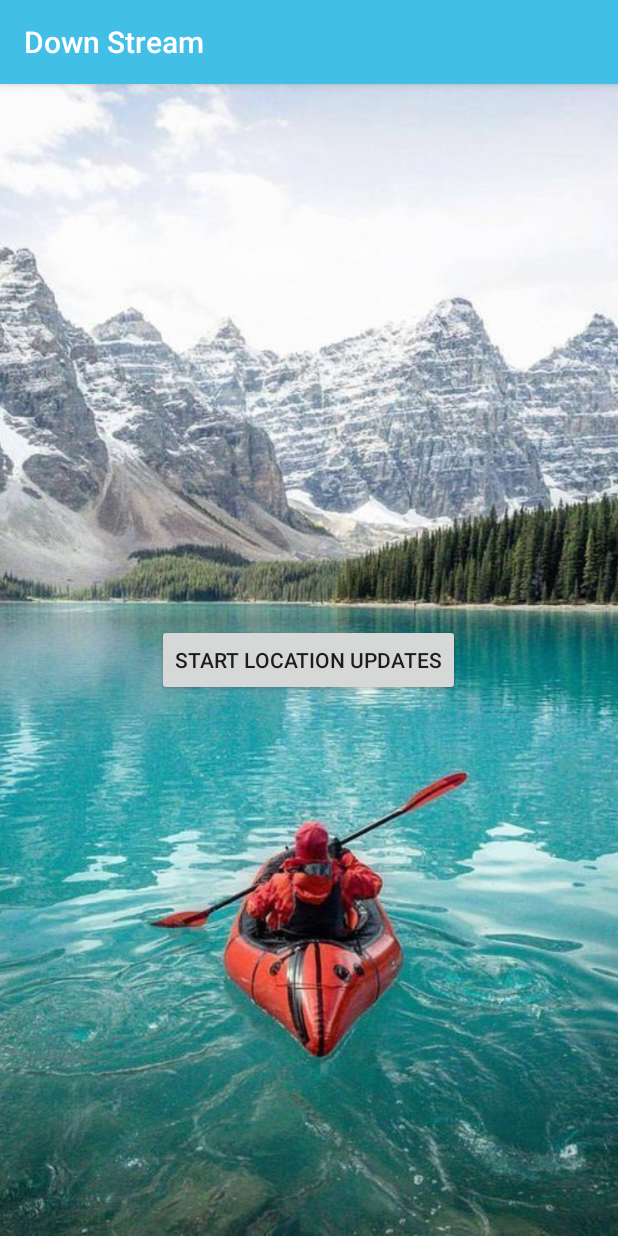
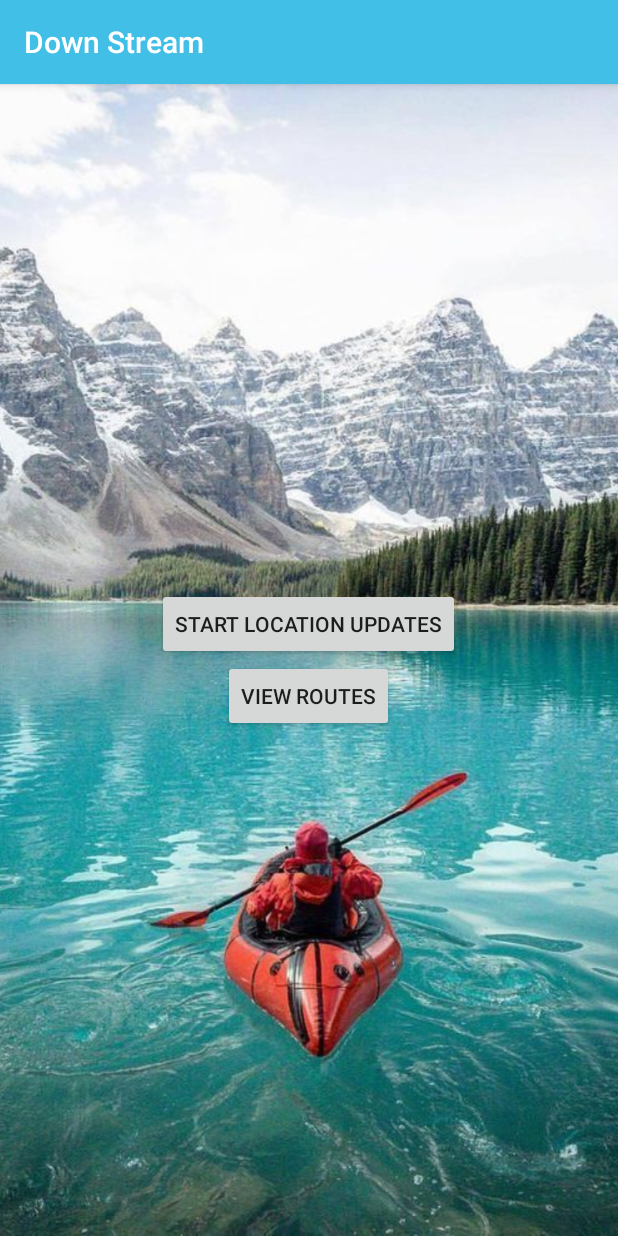
Before and after one commit to Niemeijeren/MobSys-Project, an Android app: the screen it shows after launch (MainActivity), on a phone screen of 412 x 824 dp. Run offline under Robolectric (Android 15) with nearby library versions, the phone set to English and light mode, and no system bars; our stand-ins replace Room's generated code.

Commit message:
Added a single test, can go to new activity implemented adapter

```diff
--- a/app/build.gradle
+++ b/app/build.gradle
@@ -24,6 +24,7 @@ android {
 
 dependencies {
 
+    implementation 'androidx.recyclerview:recyclerview:1.1.0'
     def room_version = "2.2.5"
 
     implementation "androidx.room:room-runtime:$room_version"
--- a/app/src/main/res/layout/activity_main.xml
+++ b/app/src/main/res/layout/activity_main.xml
@@ -1,12 +1,11 @@
 <?xml version="1.0" encoding="utf-8"?>
-
 
 
 <RelativeLayout xmlns:android="http://schemas.android.com/apk/res/android"
     xmlns:app="http://schemas.android.com/apk/res-auto"
     xmlns:tools="http://schemas.android.com/tools"
-    android:layout_width="match_parent"
-    android:layout_height="match_parent"
+    android:layout_width="wrap_content"
+    android:layout_height="wrap_content"
     android:gravity="center"
     android:orientation="vertical"
     tools:context=".MainActivity">
@@ -16,31 +15,35 @@
         android:layout_width="fill_parent"
         android:layout_height="fill_parent"
         android:scaleType="centerCrop"
-        tools:ignore="ContentDescription"
-        app:srcCompat="@drawable/background" />
+        app:srcCompat="@drawable/background"
+        tools:ignore="ContentDescription" />
 
-    <LinearLayout xmlns:android="http://schemas.android.com/apk/res/android"
-        xmlns:app="http://schemas.android.com/apk/res-auto"
-        xmlns:tools="http://schemas.android.com/tools"
+    <LinearLayout
         android:layout_width="match_parent"
         android:layout_height="match_parent"
         android:gravity="center"
-        android:translationZ="90dp"
-        android:orientation="vertical">
+        android:orientation="vertical"
+        android:translationZ="90dp">
 
         <Button
             android:id="@+id/btnStart"
             android:layout_width="wrap_content"
             android:layout_height="wrap_content"
             android:text="@string/start_location_updates"
-            android:visibility="visible"/>
+            android:visibility="visible" />
 
         <Button
             android:id="@+id/btnStop"
             android:layout_width="wrap_content"
             android:layout_height="wrap_content"
             android:text="@string/stop_location_updates"
-            android:visibility="gone"/>
+            android:visibility="gone" />
+
+        <Button
+            android:id="@+id/btnViewRoutes"
+            android:layout_width="wrap_content"
+            android:layout_height="wrap_content"
+            android:text="View Routes" />
 
     </LinearLayout>
 
```
Also changed, not shown: app/src/main/AndroidManifest.xml (+7 -0 lines), app/src/main/java/com/example/ScrollView/RoutesAdapter.java (added, +81 -0 lines), app/src/main/java/com/example/a02_exercise/MainActivity.java (+30 -7 lines), app/src/main/java/com/example/a02_exercise/ViewRoutesActivity.java (added, +16 -0 lines), app/src/main/res/layout/recyclerview_activity.xml (added, +17 -0 lines), app/src/main/res/layout/route_item.xml (added, +20 -0 lines), 2 other files.
